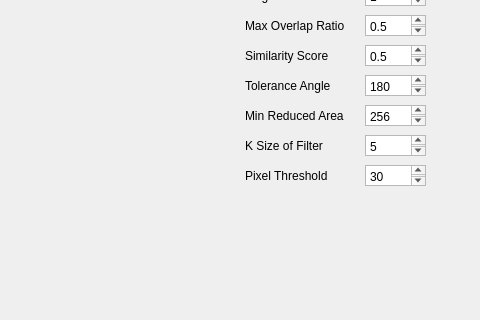
Old version of the form mainwindow.ui in the repository jinbao-wang/pattern_matching; both pictures show x 605 to 1085 and y 195 to 515 of the 1085 by 796 pixel window.
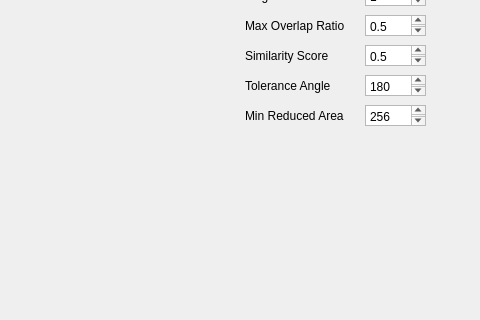
New version of the form.

Patch:
```diff
--- a/mainwindow.ui
+++ b/mainwindow.ui
@@ -274,59 +274,7 @@
      <string>Template Img</string>
     </property>
    </widget>
-   <widget class="QLabel" name="label_11">
-    <property name="geometry">
-     <rect>
-      <x>850</x>
-      <y>330</y>
-      <width>111</width>
-      <height>21</height>
-     </rect>
-    </property>
-    <property name="text">
-     <string>K Size of Filter</string>
-    </property>
-   </widget>
-   <widget class="QPlainTextEdit" name="plainTextEdit_9">
-    <property name="geometry">
-     <rect>
-      <x>970</x>
-      <y>330</y>
-      <width>61</width>
-      <height>21</height>
-     </rect>
-    </property>
-    <property name="plainText">
-     <string>5</string>
-    </property>
-   </widget>
-   <widget class="QLabel" name="label_12">
-    <property name="geometry">
-     <rect>
-      <x>850</x>
-      <y>360</y>
-      <width>111</width>
-      <height>21</height>
-     </rect>
-    </property>
-    <property name="text">
-     <string>Pixel Threshold</string>
-    </property>
-   </widget>
-   <widget class="QPlainTextEdit" name="plainTextEdit_10">
-    <property name="geometry">
-     <rect>
-      <x>970</x>
-      <y>360</y>
-      <width>61</width>
-      <height>21</height>
-     </rect>
-    </property>
-    <property name="plainText">
-     <string>30</string>
-    </property>
-   </widget>
-   <widget class="QPushButton" name="pushButton">
+   <widget class="QPushButton" name="detectAll">
     <property name="geometry">
      <rect>
       <x>990</x>
```
